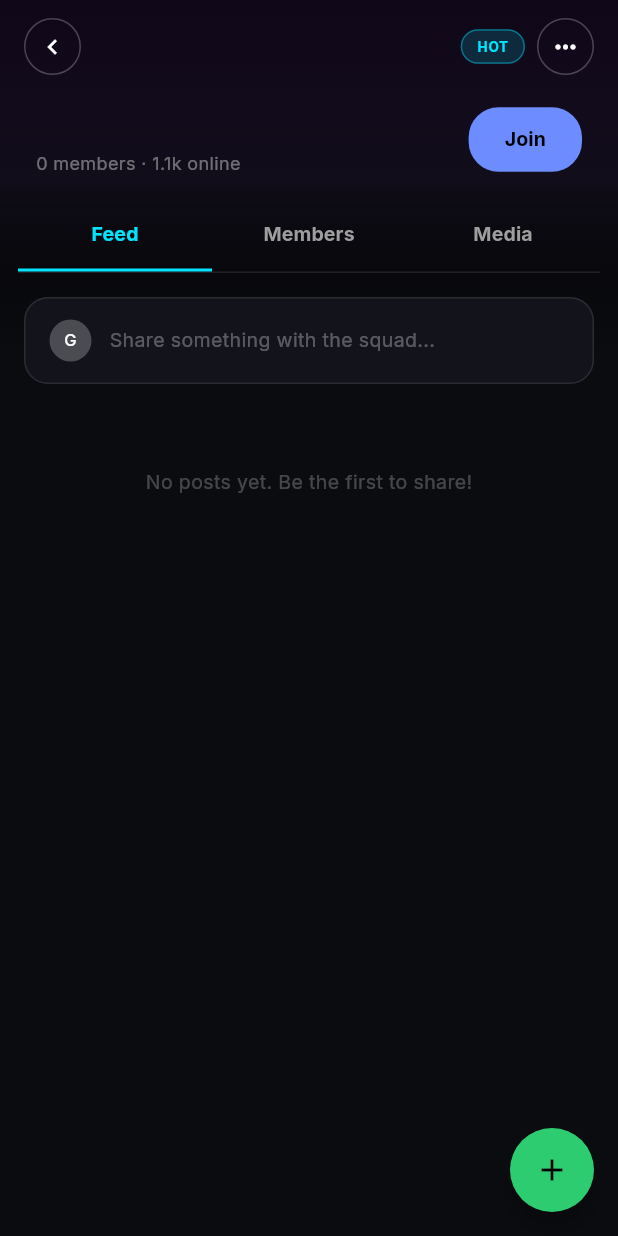
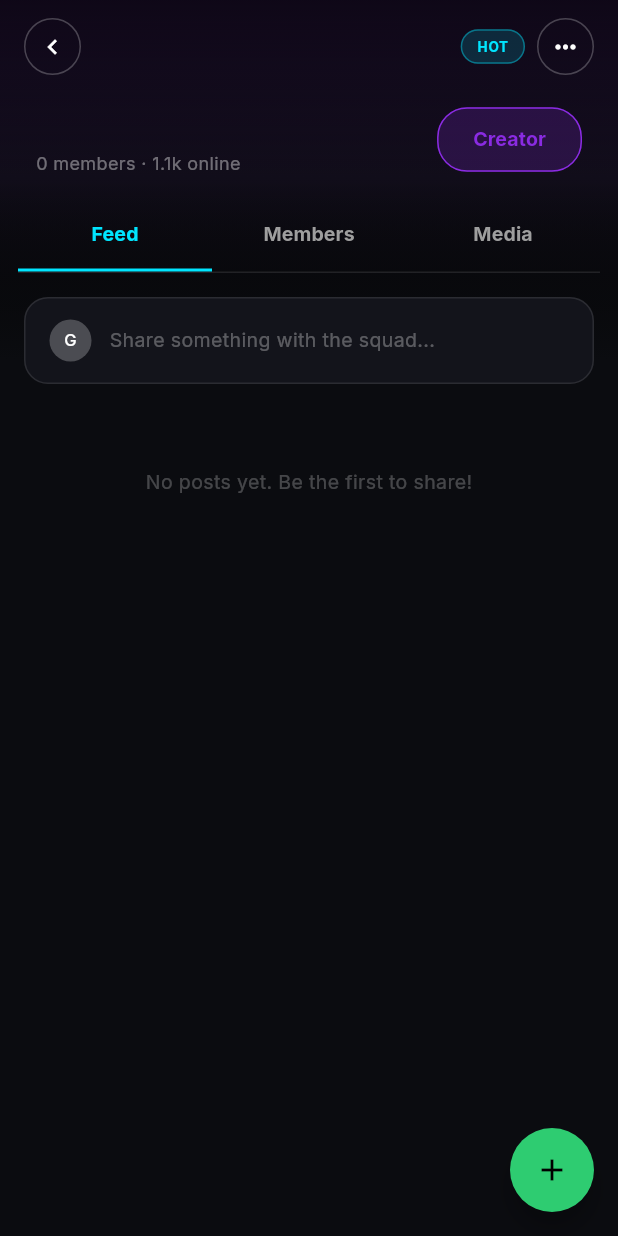
Before and after one commit to Pravesh-Shrestha/nexus_app, a Flutter app: the CommunityDetailsScreen screen opened directly with empty values, on a phone screen of 412 x 824 dp. Run offline on Flutter 3.47's test engine with Material 3 defaults, Android fonts, the phone set to English and light mode, and no system bars; our stand-ins replace animated_notch_bottom_bar, cloud_firestore, firebase_auth, firebase_core, google_fonts, google_sign_in and 1 more; missing offline and left inert: mailer; accounts and stored records are empty.

Commit message:
feat: prevent community creators and event organizers from leaving or RSVPing to their own entities

```diff
--- a/lib/features/explore/presentation/community_details_screen.dart
+++ b/lib/features/explore/presentation/community_details_screen.dart
@@ -332,15 +332,37 @@ class _CommunityDetailsScreenState extends State<CommunityDetailsScreen> with Si
                            // Join / Joined Button
                            ElevatedButton(
                              style: ElevatedButton.styleFrom(
-                              backgroundColor: const Color(0xFF6C8CFF),
-                              foregroundColor: Colors.black,
+                               backgroundColor: community.creatorId == _currentUserId
+                                   ? AppColors.primaryPurple.withValues(alpha: 0.2)
+                                   : const Color(0xFF6C8CFF),
+                               foregroundColor: community.creatorId == _currentUserId
+                                   ? AppColors.primaryPurple
+                                   : Colors.black,
                                padding: const EdgeInsets.symmetric(horizontal: 24, vertical: 12),
-                              shape: RoundedRectangleBorder(borderRadius: BorderRadius.circular(20)),
+                               shape: RoundedRectangleBorder(
+                                 borderRadius: BorderRadius.circular(20),
+                                 side: community.creatorId == _currentUserId
+                                     ? const BorderSide(color: AppColors.primaryPurple, width: 1)
+                                     : BorderSide.none,
+                               ),
                                elevation: 0,
                              ),
-                            onPressed: () => _toggleJoin(isMember),
+                             onPressed: () {
+                               if (community.creatorId == _currentUserId) {
+                                 ScaffoldMessenger.of(context).showSnackBar(
+                                   const SnackBar(
+                                     content: Text('As the creator, you cannot leave this community.'),
+                                     backgroundColor: AppColors.errorRed,
+                                   ),
+                                 );
+                                 return;
+                               }
+                               _toggleJoin(isMember);
+                             },
                              child: Text(
-                              isMember ? 'Joined' : 'Join',
+                               community.creatorId == _currentUserId
+                                   ? 'Creator'
+                                   : (isMember ? 'Joined' : 'Join'),
                                style: const TextStyle(fontWeight: FontWeight.bold, fontSize: 13),
                              ),
                            ),
```
Also changed, not shown: lib/features/explore/presentation/event_details_screen.dart (+24 -4 lines), lib/features/explore/presentation/explore_screen.dart (+36 -6 lines), lib/features/home/presentation/main_layout.dart (+21 -1 lines). Lines whose indentation alone changed are shown as unchanged.
